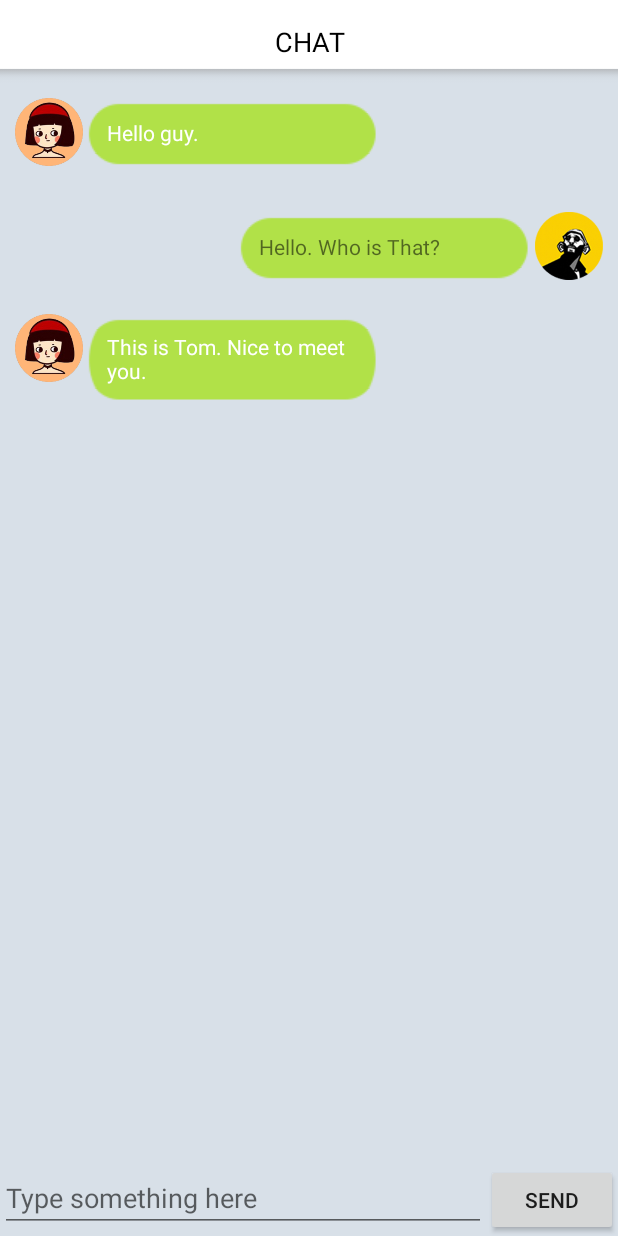
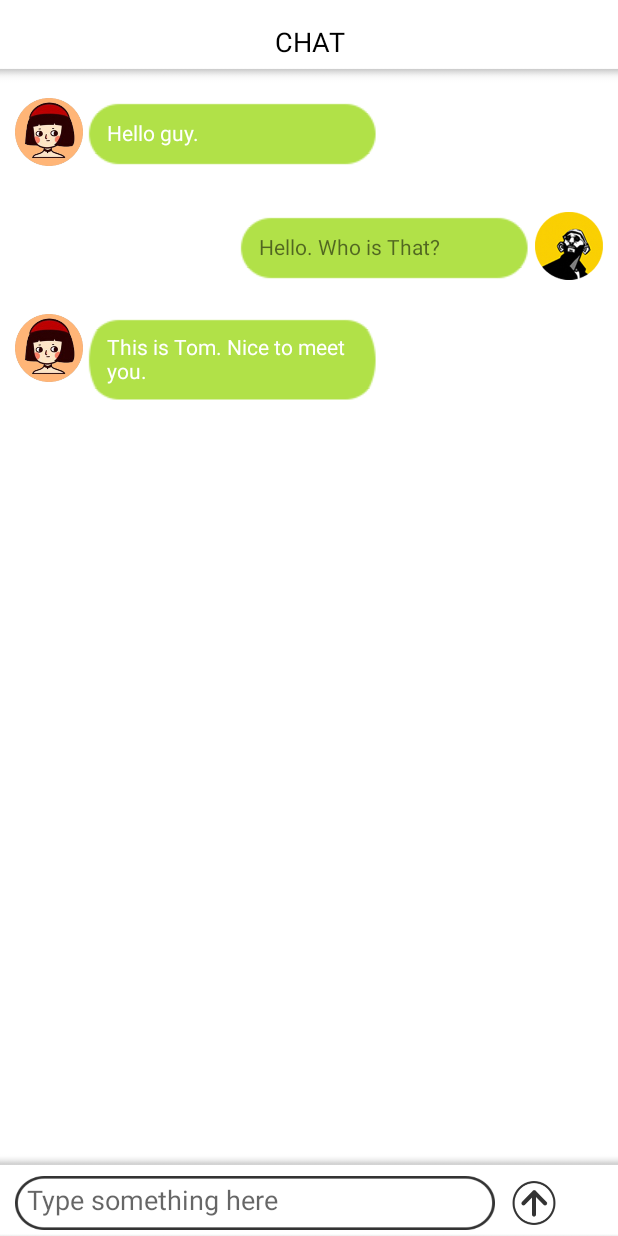
Before and after one commit to BookCrossingTeam/BookCrossingAPP, an Android app: the FriendChatActivity screen opened directly, with no data from a screen before it, on a phone screen of 412 x 824 dp. Run offline under Robolectric (Android 15) with nearby library versions, the light colour scheme and no system bars.

Commit message:
聊天页面 样式微调

```diff
--- a/app/src/main/res/layout/activity_friend_chat.xml
+++ b/app/src/main/res/layout/activity_friend_chat.xml
@@ -3,7 +3,7 @@
     android:orientation="vertical"
     android:layout_height="match_parent"
     android:layout_width="match_parent"
-    android:background="#d8e0e8">
+    android:background="#fff">
     <LinearLayout
         android:layout_width="match_parent"
         android:layout_height="55dp"
@@ -27,20 +27,28 @@
         android:layout_weight="1" />
     <LinearLayout
         android:layout_width="match_parent"
-        android:layout_height="wrap_content">
+        android:layout_height="55dp"
+        android:background="@drawable/friend_chat_bottom_bg">
 
         <EditText
             android:id="@+id/input_text"
-            android:layout_width="0dp"
-            android:layout_height="wrap_content"
-            android:layout_weight="1"
+            android:layout_width="320dp"
+            android:layout_marginLeft="10dp"
+            android:layout_marginRight="10dp"
+            android:layout_marginTop="15dp"
+            android:layout_height="36dp"
+            android:background="@drawable/friend_chat_input"
+            android:padding="8dp"
             android:hint="Type something here"
             android:maxLines="2"/>
         <Button
             android:id="@+id/send"
-            android:layout_width="wrap_content"
-            android:layout_height="wrap_content"
-            android:text="Send"/>
+            android:layout_marginTop="6dp"
+            android:layout_width="32dp"
+            android:layout_height="32dp"
+            android:layout_marginRight="10dp"
+            android:layout_gravity="center"
+            android:background="@drawable/friend_chat_send" />
 
     </LinearLayout>
 
```
Also changed, not shown: app/src/main/res/drawable/friend_chat_bottom_bg.png (added), app/src/main/res/drawable/friend_chat_input.png (added), app/src/main/res/drawable/friend_chat_send.png (added).
